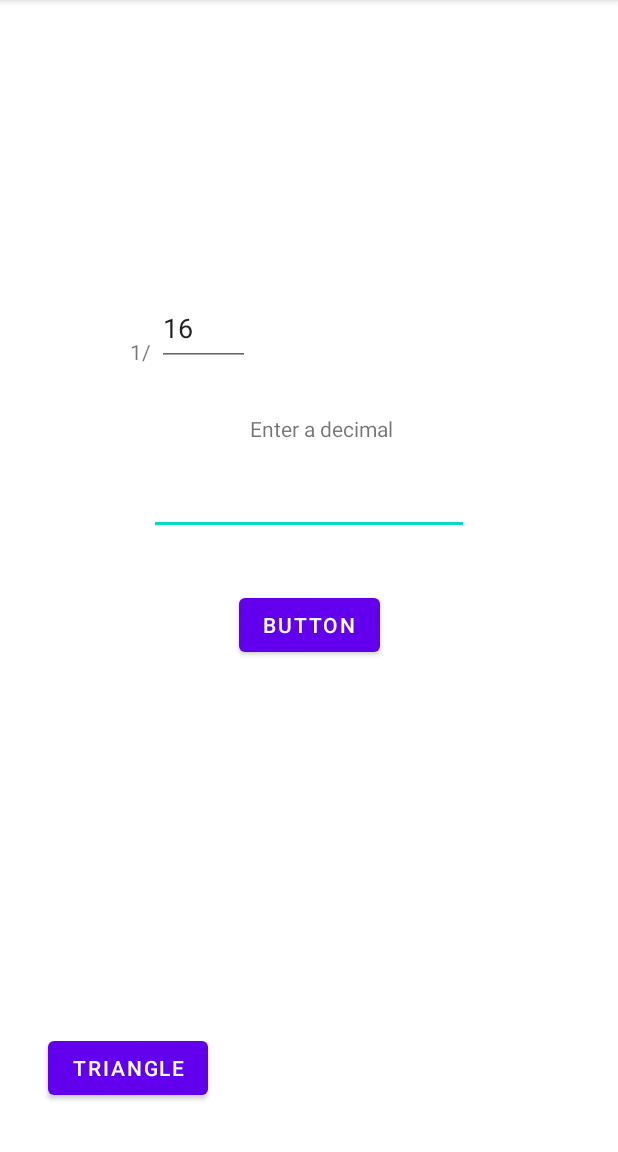
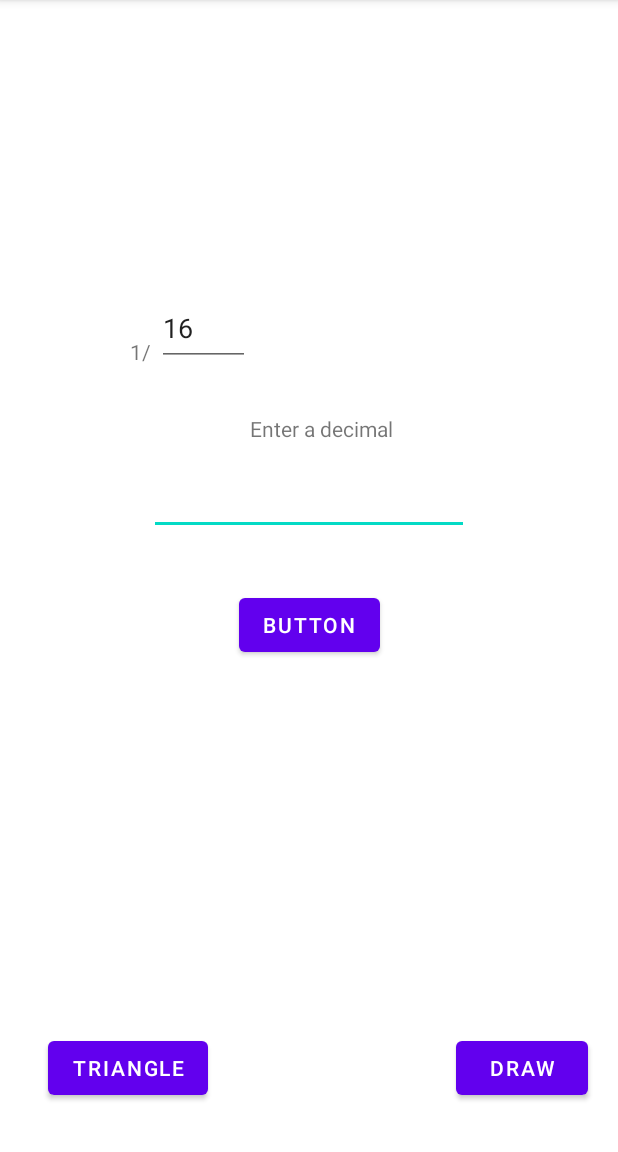
Before and after one commit to GregRH/SimpleConverter, an Android app: the screen it shows after launch (MainActivity), on a phone screen of 412 x 824 dp, the part 84-1236 px from its top. Run offline under Robolectric (Android 15) with nearby library versions, the phone set to English and light mode, and no system bars.

```diff
--- a/app/src/main/AndroidManifest.xml
+++ b/app/src/main/AndroidManifest.xml
@@ -9,6 +9,9 @@
         android:roundIcon="@mipmap/ic_launcher_round"
         android:supportsRtl="true"
         android:theme="@style/Theme.SimpleConverter">
+        <activity
+            android:name=".DrawActivity"
+            android:exported="true" />
         <activity
             android:name=".TriangleActivity"
             android:exported="true" />
--- a/app/src/main/java/com/example/simpleconverter/MainActivity.java
+++ b/app/src/main/java/com/example/simpleconverter/MainActivity.java
@@ -22,6 +22,11 @@ public class MainActivity extends AppCompatActivity {
     public void toTriangle(View view){
         startActivity(new Intent(MainActivity.this, TriangleActivity.class));
     }
+
+    public void toDraw(View view){
+        startActivity(new Intent(MainActivity.this, DrawActivity.class));
+    }
+
     public void onBtnClick(View view) {
         TextView txtResult = findViewById(R.id.txtResult);
         EditText numInput = findViewById(R.id.numInput);
--- a/app/src/main/res/layout/activity_main.xml
+++ b/app/src/main/res/layout/activity_main.xml
@@ -70,4 +70,15 @@
         app:layout_constraintStart_toStartOf="parent"
         android:onClick="toTriangle"/>
 
+    <Button
+        android:id="@+id/drawButton"
+        android:layout_width="wrap_content"
+        android:layout_height="wrap_content"
+        android:layout_marginStart="304dp"
+        android:layout_marginBottom="32dp"
+        android:onClick="toDraw"
+        android:text="Draw"
+        app:layout_constraintBottom_toBottomOf="parent"
+        app:layout_constraintStart_toStartOf="parent" />
+
 </androidx.constraintlayout.widget.ConstraintLayout>
```
